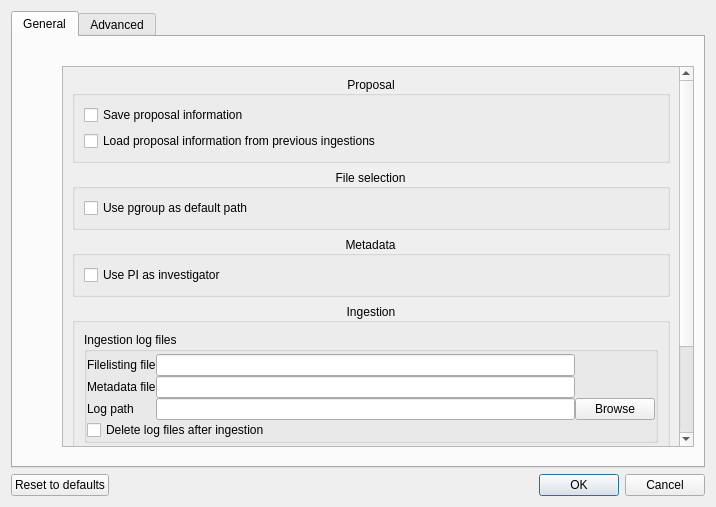
paulscherrerinstitute/scicat-qt, file PSIArchiver/settings.ui: the form before one commit.
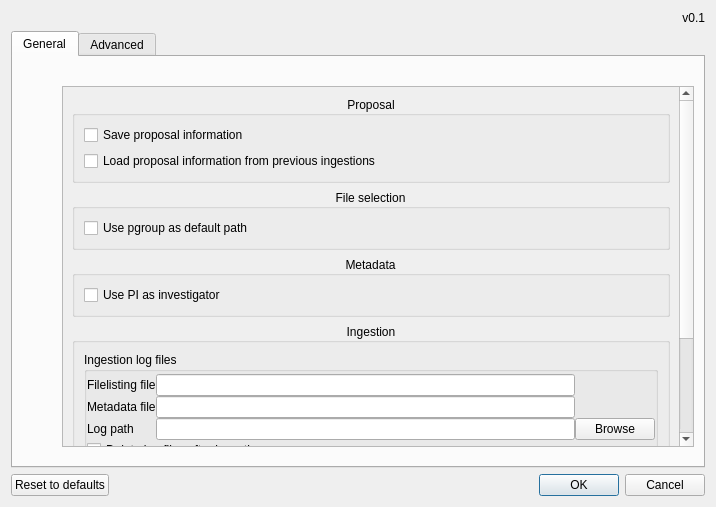
The form after the commit.

Patch:
```diff
--- a/PSIArchiver/settings.ui
+++ b/PSIArchiver/settings.ui
@@ -16,6 +16,16 @@
   <layout class="QVBoxLayout" name="verticalLayout_13">
    <item>
     <layout class="QVBoxLayout" name="verticalLayout">
+     <item>
+      <widget class="QLabel" name="labelVersionNumber">
+       <property name="text">
+        <string>v0.1</string>
+       </property>
+       <property name="alignment">
+        <set>Qt::AlignRight|Qt::AlignTrailing|Qt::AlignVCenter</set>
+       </property>
+      </widget>
+     </item>
      <item>
       <widget class="QTabWidget" name="tabWidget">
        <property name="toolTip">
```
